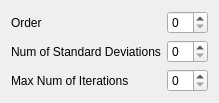
Old version of the form ui/Polyfit.ui in the repository tisaconundrum2/PySAT-GUI.
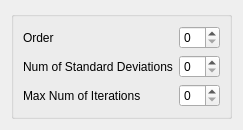
New version of the form.

Commit message: Make everything a groupBox

What changed in the file:
```diff
--- a/ui/Polyfit.ui
+++ b/ui/Polyfit.ui
@@ -7,6 +7,7 @@
   </property>
   <layout class="QVBoxLayout" name="verticalLayout">
    <item>
+    <widget class="QGroupBox" name="">
     <layout class="QFormLayout" name="formLayout_2">
      <property name="fieldGrowthPolicy">
       <enum>QFormLayout::AllNonFixedFieldsGrow</enum>
@@ -42,6 +43,7 @@
       <widget class="QSpinBox" name="maxNumOfIterationsSpinBox"/>
      </item>
     </layout>
+    </widget>
    </item>
   </layout>
  </widget>
```
Lines whose indentation alone changed are shown as unchanged. The commit also changes 9 other files.
